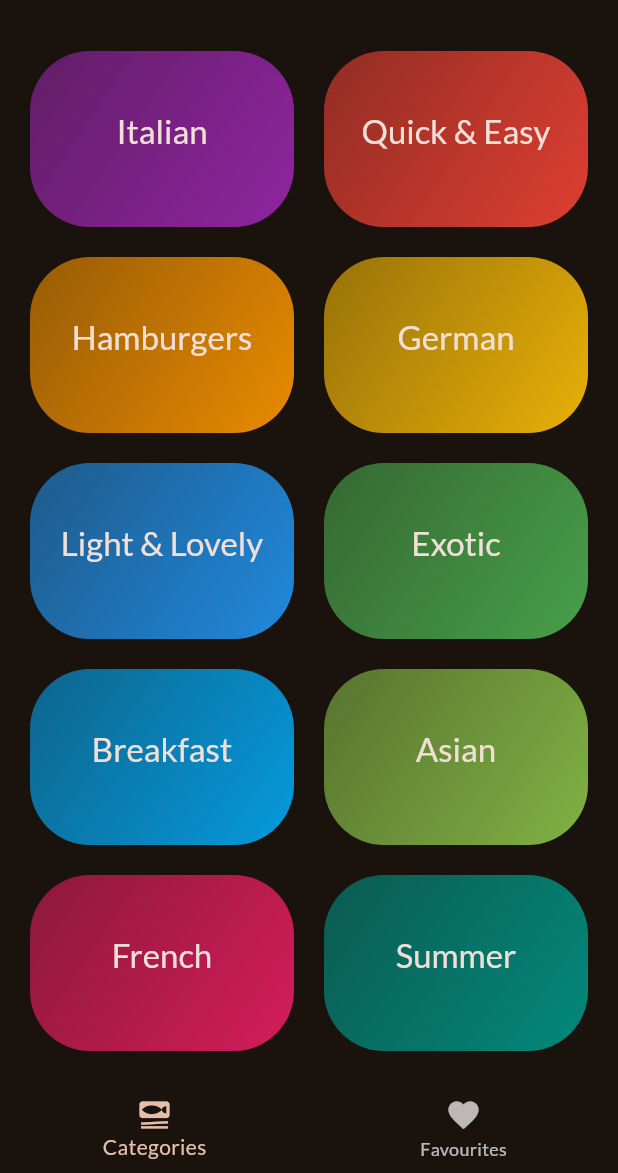
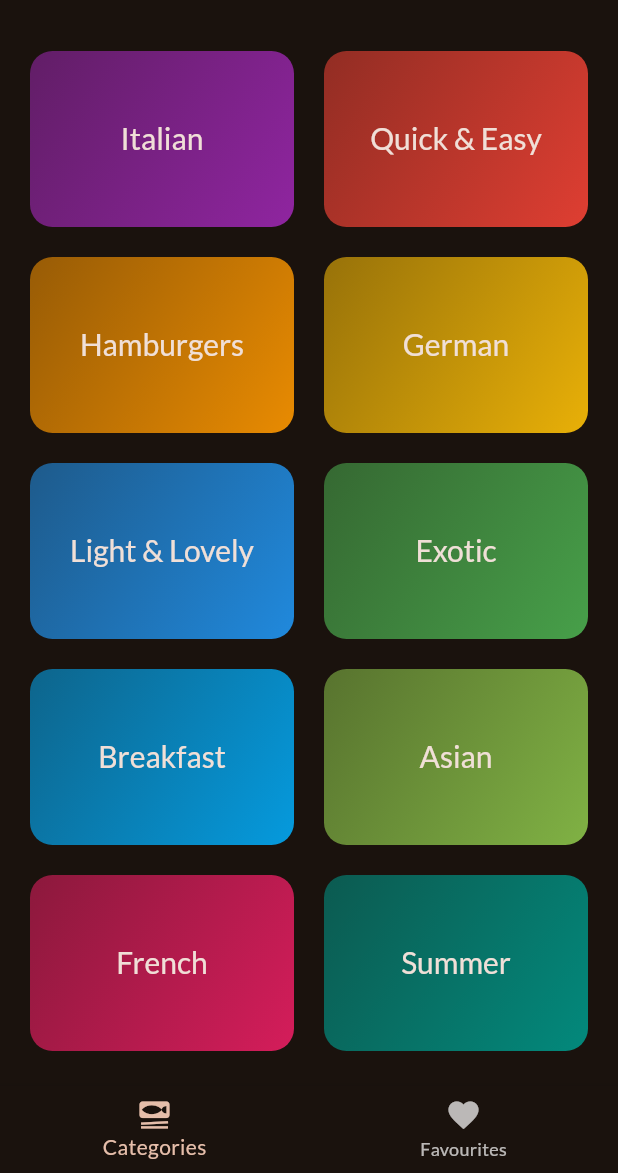
Before and after one commit to moharoon11/flutter_meals, a Flutter app: the screen it shows after launch, on a phone screen of 412 x 824 dp, the part 63-1236 px from its top. Run offline on Flutter 3.47's test engine with Material 3 defaults, Android fonts, the phone set to English and light mode, and no system bars; our stand-ins replace google_fonts, transparent_image.

Commit message:
final commit

```diff
--- a/lib/screens/categories.dart
+++ b/lib/screens/categories.dart
@@ -21,6 +21,7 @@ class CategoriesScreen extends StatelessWidget {
     Navigator.of(context).push(
       MaterialPageRoute(
         builder: (ctx) => MealsScreen(
+          title: category.title,
           meals: categoryfilteredMeals,
           toggleFavouriteMeal: toggleFavouriteMeal,
         ),
@@ -36,7 +37,7 @@ class CategoriesScreen extends StatelessWidget {
       gridDelegate: const SliverGridDelegateWithFixedCrossAxisCount(
         crossAxisCount: 2,
         crossAxisSpacing: 20,
-        childAspectRatio: 1.5,
+        childAspectRatio: 3 / 2,
         mainAxisSpacing: 20,
       ),
       children: [
--- a/lib/widget/category_grid_item.dart
+++ b/lib/widget/category_grid_item.dart
@@ -1,4 +1,5 @@
 import 'package:flutter/material.dart';
+import 'package:google_fonts/google_fonts.dart';
 
 import 'package:meals/models/category.dart';
 
@@ -19,7 +20,6 @@ class CategoryGridItem extends StatelessWidget {
       borderRadius: BorderRadius.circular(40),
       splashColor: const Color.fromARGB(178, 255, 18, 2),
       child: Container(
-        padding: const EdgeInsets.symmetric(vertical: 40),
         decoration: BoxDecoration(
           gradient: LinearGradient(
             colors: [
@@ -29,14 +29,16 @@ class CategoryGridItem extends StatelessWidget {
             begin: Alignment.topLeft,
             end: Alignment.bottomRight,
           ),
-          borderRadius: BorderRadius.circular(40),
+          borderRadius: BorderRadius.circular(15),
         ),
-        child: Text(
-          category.title,
-          style: Theme.of(context).textTheme.titleLarge!.copyWith(
-                color: Theme.of(context).colorScheme.onBackground,
-              ),
-          textAlign: TextAlign.center,
+        child: Center(
+          child: Text(
+            category.title,
+            style: Theme.of(context).textTheme.titleLarge!.copyWith(
+                  color: Theme.of(context).colorScheme.onBackground,
+                  fontSize: 20,
+                ),
+          ),
         ),
       ),
     );
```
Also changed, not shown: lib/screens/meals.dart (+9 -0 lines).
